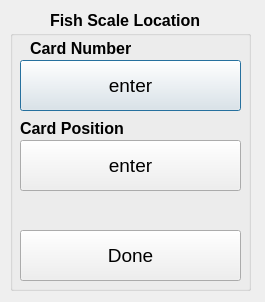
guyuhong/CLAMS, file ui/ScaleCardDlg.ui: the form before one commit.
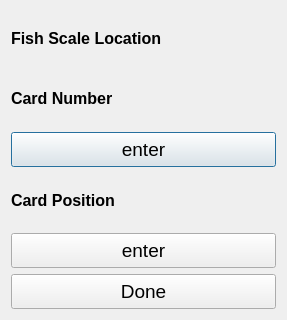
The form after the commit.

```diff
--- a/ui/ScaleCardDlg.ui
+++ b/ui/ScaleCardDlg.ui
@@ -6,88 +6,32 @@
    <rect>
     <x>0</x>
     <y>0</y>
-    <width>265</width>
-    <height>302</height>
+    <width>287</width>
+    <height>320</height>
    </rect>
   </property>
   <property name="windowTitle">
    <string>Scale Location</string>
   </property>
-  <widget class="QGroupBox" name="groupBox">
-   <property name="geometry">
-    <rect>
-     <x>10</x>
-     <y>30</y>
-     <width>241</width>
-     <height>261</height>
-    </rect>
-   </property>
-   <property name="title">
-    <string/>
-   </property>
-   <widget class="QPushButton" name="cardBtn">
-    <property name="geometry">
-     <rect>
-      <x>10</x>
-      <y>30</y>
-      <width>221</width>
-      <height>51</height>
-     </rect>
-    </property>
+  <layout class="QVBoxLayout" name="verticalLayout_2">
+   <item>
+    <layout class="QVBoxLayout" name="verticalLayout">
+     <item>
+      <widget class="QLabel" name="label_3">
     <property name="font">
      <font>
-      <pointsize>14</pointsize>
+         <pointsize>12</pointsize>
+         <weight>75</weight>
+         <bold>true</bold>
      </font>
     </property>
     <property name="text">
-     <string>enter</string>
-    </property>
-   </widget>
-   <widget class="QPushButton" name="positionBtn">
-    <property name="geometry">
-     <rect>
-      <x>10</x>
-      <y>110</y>
-      <width>221</width>
-      <height>51</height>
-     </rect>
-    </property>
-    <property name="font">
-     <font>
-      <pointsize>14</pointsize>
-     </font>
-    </property>
-    <property name="text">
-     <string>enter</string>
-    </property>
-   </widget>
-   <widget class="QPushButton" name="doneBtn">
-    <property name="geometry">
-     <rect>
-      <x>10</x>
-      <y>200</y>
-      <width>221</width>
-      <height>51</height>
-     </rect>
-    </property>
-    <property name="font">
-     <font>
-      <pointsize>14</pointsize>
-     </font>
-    </property>
-    <property name="text">
-     <string>Done</string>
-    </property>
-   </widget>
+        <string>Fish Scale Location</string>
+       </property>
+      </widget>
+     </item>
+     <item>
    <widget class="QLabel" name="label">
-    <property name="geometry">
-     <rect>
-      <x>20</x>
-      <y>10</y>
-      <width>121</width>
-      <height>16</height>
-     </rect>
-    </property>
     <property name="font">
      <font>
       <pointsize>12</pointsize>
@@ -99,15 +43,27 @@
      <string>Card Number</string>
     </property>
    </widget>
+     </item>
+     <item>
+      <widget class="QPushButton" name="cardBtn">
+       <property name="minimumSize">
+        <size>
+         <width>165</width>
+         <height>35</height>
+        </size>
+       </property>
+       <property name="font">
+        <font>
+         <pointsize>14</pointsize>
+        </font>
+       </property>
+       <property name="text">
+        <string>enter</string>
+       </property>
+      </widget>
+     </item>
+     <item>
    <widget class="QLabel" name="label_2">
-    <property name="geometry">
-     <rect>
-      <x>10</x>
-      <y>90</y>
-      <width>121</width>
-      <height>16</height>
-     </rect>
-    </property>
     <property name="font">
      <font>
       <pointsize>12</pointsize>
@@ -119,27 +75,49 @@
      <string>Card Position</string>
     </property>
    </widget>
-  </widget>
-  <widget class="QLabel" name="label_3">
-   <property name="geometry">
-    <rect>
-     <x>50</x>
-     <y>10</y>
-     <width>161</width>
-     <height>20</height>
-    </rect>
+     </item>
+     <item>
+      <widget class="QPushButton" name="positionBtn">
+       <property name="minimumSize">
+        <size>
+         <width>165</width>
+         <height>35</height>
+        </size>
+       </property>
+       <property name="font">
+        <font>
+         <pointsize>14</pointsize>
+        </font>
+       </property>
+       <property name="text">
+        <string>enter</string>
+       </property>
+      </widget>
+     </item>
+     <item>
+      <widget class="QPushButton" name="doneBtn">
+       <property name="minimumSize">
+        <size>
+         <width>165</width>
+         <height>35</height>
+        </size>
    </property>
    <property name="font">
     <font>
-     <pointsize>12</pointsize>
-     <weight>75</weight>
-     <bold>true</bold>
+         <pointsize>14</pointsize>
     </font>
    </property>
    <property name="text">
-    <string>Fish Scale Location</string>
-   </property>
-  </widget>
+        <string>Done</string>
+       </property>
+      </widget>
+     </item>
+    </layout>
+   </item>
+  </layout>
+  <zorder>verticalLayoutWidget</zorder>
+  <zorder>cardBtn</zorder>
+  <zorder>label</zorder>
  </widget>
  <resources/>
  <connections/>
```
Lines whose indentation alone changed are shown as unchanged.
